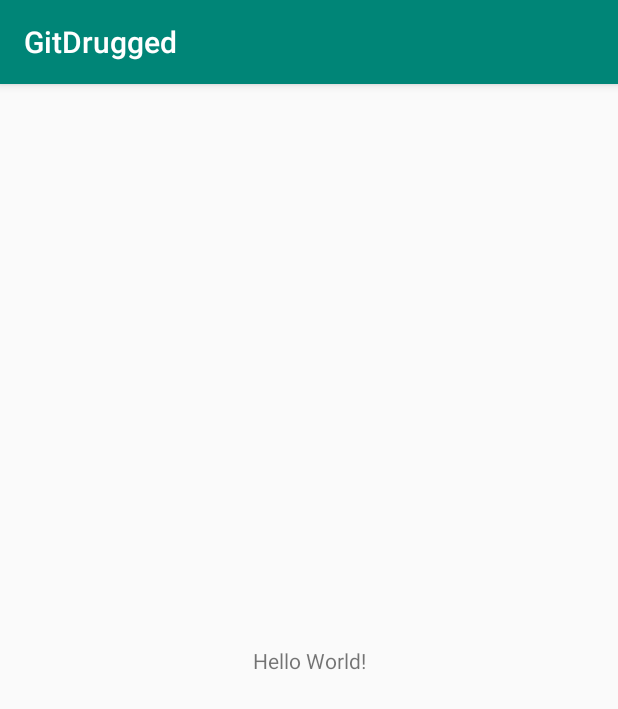
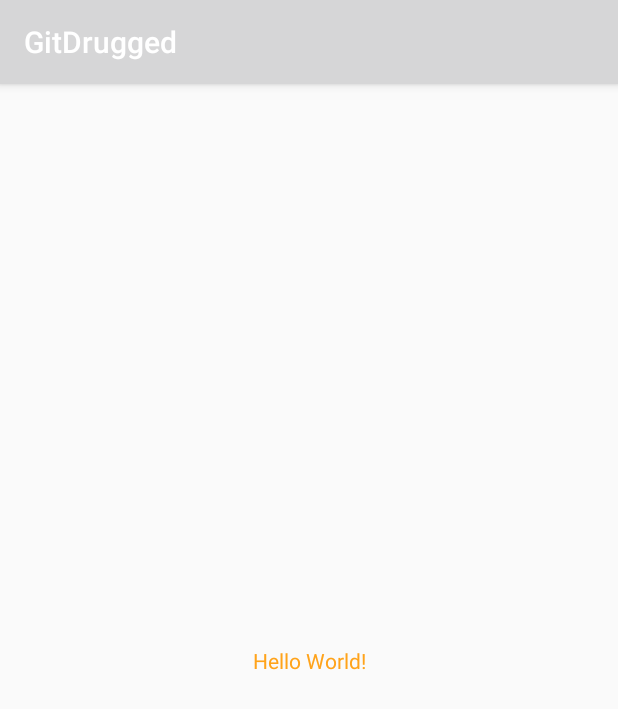
Before and after one commit to KazeShikaru/GitDrugged, an Android app: the screen it shows after launch (MainActivity), on a phone screen of 412 x 824 dp. Shown: the top 709 px of the screen. Run offline under Robolectric (Android 15) with nearby library versions, the phone set to English and light mode, and no system bars.

Commit message:
PH colors added

```diff
--- a/app/src/main/java/com/example/gitdrugged/MainActivity.java
+++ b/app/src/main/java/com/example/gitdrugged/MainActivity.java
@@ -18,8 +18,6 @@ public class MainActivity extends AppCompatActivity {
         setContentView(R.layout.activity_main);
     }
 
-
-
     public void setAlarm(View view){
         Intent notifyIntent = new Intent(this,NotifReceiver.class);
         PendingIntent pendingIntent = PendingIntent.getBroadcast
@@ -28,4 +26,7 @@ public class MainActivity extends AppCompatActivity {
         alarmManager.setRepeating(AlarmManager.RTC_WAKEUP,  System.currentTimeMillis(),
                 1000 * 60 * 60 * 24, pendingIntent);
     }
+
+
+
 }
--- a/app/src/main/res/layout/activity_main.xml
+++ b/app/src/main/res/layout/activity_main.xml
@@ -10,6 +10,7 @@
         android:layout_width="wrap_content"
         android:layout_height="wrap_content"
         android:text="Hello World!"
+        android:textColor="#FFA31A"
         app:layout_constraintBottom_toBottomOf="parent"
         app:layout_constraintLeft_toLeftOf="parent"
         app:layout_constraintRight_toRightOf="parent"
--- a/app/src/main/res/values/colors.xml
+++ b/app/src/main/res/values/colors.xml
@@ -1,6 +1,8 @@
 <?xml version="1.0" encoding="utf-8"?>
 <resources>
-    <color name="colorPrimary">#008577</color>
-    <color name="colorPrimaryDark">#00574B</color>
-    <color name="colorAccent">#D81B60</color>
+    <color name="PHGray">#808080</color>
+    <color name="PHDarkGrey">#292929</color>
+    <color name="PHBlack">#1b1b1b</color>
+    <color name="PHOrange">#ffa31a</color>
+    <color name="PHWhite">#ffffff</color>
 </resources>
```
